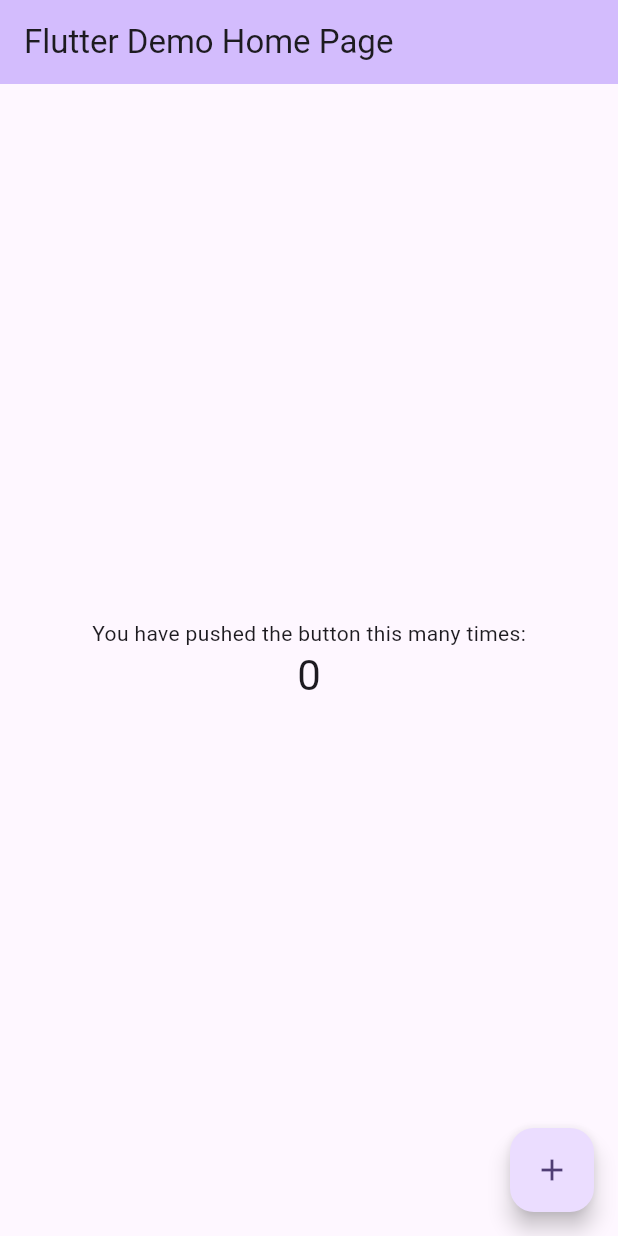
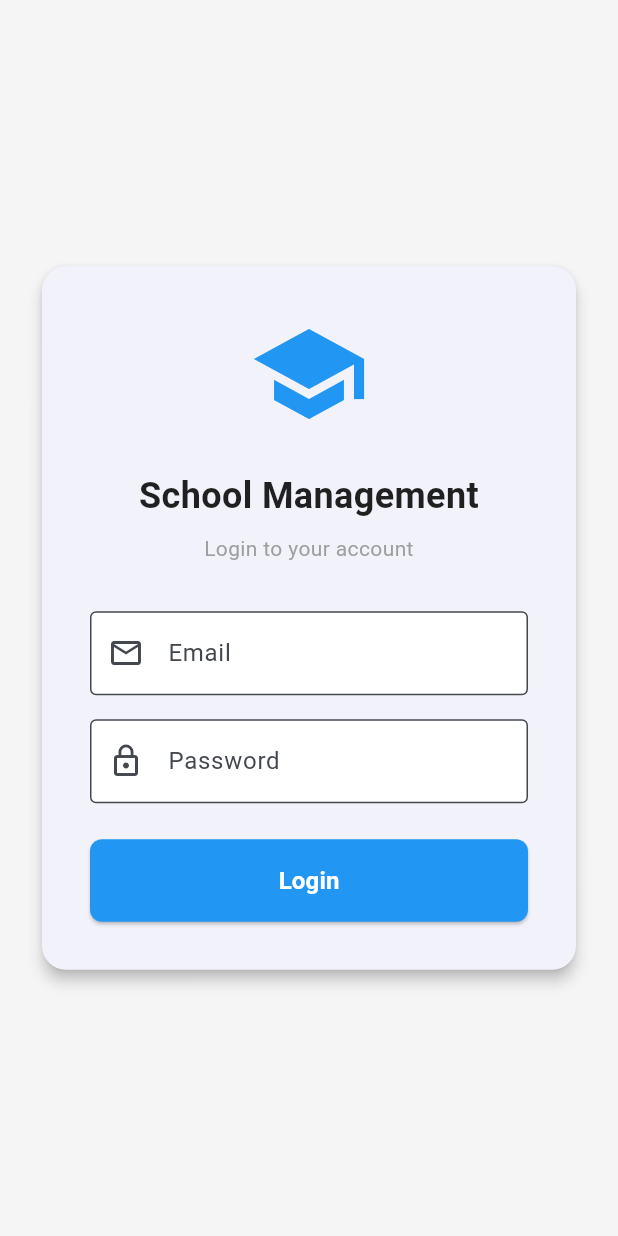
Before and after one commit to could-ai/019bbb1d-2746-7cf6-b5a1-91a20678e5d9, a Flutter app: the screen it shows after launch, on a phone screen of 412 x 824 dp. Run offline on Flutter 3.47's test engine with Material 3 defaults, Android fonts, the phone set to English and light mode, and no system bars.

Commit message:
Updated main.dart to set up the School Management System structure with routes for Login, Dashboard, Students, and Teachers screens.; Created LoginScreen with a clean UI form for email and password authentication.; Created DashboardScreen with a grid layout for quick access to school modules and a drawer for navigation.; Created StudentsScreen to list students with dummy data, showing name, grade, roll number, and attendance status.; Created TeachersScreen to list teachers with dummy data, showing name, subject, and contact options.

```diff
--- a/usr/lib/main.dart
+++ b/usr/lib/main.dart
@@ -1,123 +1,38 @@
 import 'package:flutter/material.dart';
+import 'screens/login_screen.dart';
+import 'screens/dashboard_screen.dart';
+import 'screens/students_screen.dart';
+import 'screens/teachers_screen.dart';
 
 void main() {
-  runApp(const MyApp());
+  runApp(const SchoolApp());
 }
 
-class MyApp extends StatelessWidget {
-  const MyApp({super.key});
+class SchoolApp extends StatelessWidget {
+  const SchoolApp({super.key});
 
-  // This widget is the root of your application.
   @override
   Widget build(BuildContext context) {
     return MaterialApp(
-      title: 'Flutter Demo',
+      title: 'School Management System',
       debugShowCheckedModeBanner: false,
       theme: ThemeData(
-        // This is the theme of your application.
-        //
-        // TRY THIS: Try running your application with "flutter run". You'll see
-        // the application has a purple toolbar. Then, without quitting the app,
-        // try changing the seedColor in the colorScheme below to Colors.green
-        // and then invoke "hot reload" (save your changes or press the "hot
-        // reload" button in a Flutter-supported IDE, or press "r" if you used
-        // the command line to start the app).
-        //
-        // Notice that the counter didn't reset back to zero; the application
-        // state is not lost during the reload. To reset the state, use hot
-        // restart instead.
-        //
-        // This works for code too, not just values: Most code changes can be
-        // tested with just a hot reload.
-        colorScheme: ColorScheme.fromSeed(seedColor: Colors.deepPurple),
+        colorScheme: ColorScheme.fromSeed(seedColor: Colors.blue),
+        useMaterial3: true,
+        inputDecorationTheme: const InputDecorationTheme(
+          border: OutlineInputBorder(),
+          filled: true,
+          fillColor: Colors.white,
+        ),
       ),
       initialRoute: '/',
       routes: {
-        '/': (context) => const MyHomePage(title: 'Flutter Demo Home Page'),
+        '/': (context) => const LoginScreen(),
+        '/login': (context) => const LoginScreen(),
+        '/dashboard': (context) => const DashboardScreen(),
+        '/students': (context) => const StudentsScreen(),
+        '/teachers': (context) => const TeachersScreen(),
       },
     );
   }
 }
-
-class MyHomePage extends StatefulWidget {
-  const MyHomePage({super.key, required this.title});
-
-  // This widget is the home page of your application. It is stateful, meaning
-  // that it has a State object (defined below) that contains fields that affect
-  // how it looks.
-
-  // This class is the configuration for the state. It holds the values (in this
-  // case the title) provided by the parent (in this case the App widget) and
-  // used by the build method of the State. Fields in a Widget subclass are
-  // always marked "final".
-
-  final String title;
-
-  @override
-  State<MyHomePage> createState() => _MyHomePageState();
-}
-
-class _MyHomePageState extends State<MyHomePage> {
-  int _counter = 0;
-
-  void _incrementCounter() {
-    setState(() {
-      // This call to setState tells the Flutter framework that something has
-      // changed in this State, which causes it to rerun the build method below
-      // so that the display can reflect the updated values. If we changed
-      // _counter without calling setState(), then the build method would not be
-      // called again, and so nothing would appear to happen.
-      _counter++;
-    });
-  }
-
-  @override
-  Widget build(BuildContext context) {
-    // This method is rerun every time setState is called, for instance as done
-    // by the _incrementCounter method above.
-    //
-    // The Flutter framework has been optimized to make rerunning build methods
-    // fast, so that you can just rebuild anything that needs updating rather
-    // than having to individually change instances of widgets.
-    return Scaffold(
-      appBar: AppBar(
-        // TRY THIS: Try changing the color here to a specific color (to
-        // Colors.amber, perhaps?) and trigger a hot reload to see the AppBar
-        // change color while the other colors stay the same.
-        backgroundColor: Theme.of(context).colorScheme.inversePrimary,
-        // Here we take the value from the MyHomePage object that was created by
-        // the App.build method, and use it to set our appbar title.
-        title: Text(widget.title),
-      ),
-      body: Center(
-        // Center is a layout widget. It takes a single child and positions it
-        // in the middle of the parent.
-        child: Column(
-          // Column is also a layout widget. It takes a list of children and
-          // arranges them vertically. By default, it sizes itself to fit its
-          // children horizontally, and tries to be as tall as its parent.
-          //
-          // Column has various properties to control how it sizes itself and
-          // how it positions its children. Here we use mainAxisAlignment to
-          // center the children vertically; the main axis here is the vertical
-          // axis because Columns are vertical (the cross axis would be
-          // horizontal).
-          //
-          // TRY THIS: Invoke "debug painting" (choose the "Toggle Debug Paint"
-          // action in the IDE, or press "p" in the console), to see the
-          // wireframe for each widget.
-          mainAxisAlignment: MainAxisAlignment.center,
-          children: <Widget>[
-            const Text('You have pushed the button this many times:'),
-            Text('$_counter', style: Theme.of(context).textTheme.headlineMedium),
-          ],
-        ),
-      ),
-      floatingActionButton: FloatingActionButton(
-        onPressed: _incrementCounter,
-        tooltip: 'Increment',
-        child: const Icon(Icons.add),
-      ), // This trailing comma makes auto-formatting nicer for build methods.
-    );
-  }
-}
--- /dev/null
+++ b/usr/lib/screens/login_screen.dart
@@ -0,0 +1,119 @@
+import 'package:flutter/material.dart';
+
+class LoginScreen extends StatefulWidget {
+  const LoginScreen({super.key});
+
+  @override
+  State<LoginScreen> createState() => _LoginScreenState();
+}
+
+class _LoginScreenState extends State<LoginScreen> {
+  final _formKey = GlobalKey<FormState>();
+  final _emailController = TextEditingController();
+  final _passwordController = TextEditingController();
+
+  @override
+  Widget build(BuildContext context) {
+    return Scaffold(
+      backgroundColor: Colors.grey[100],
+      body: Center(
+        child: SingleChildScrollView(
+          padding: const EdgeInsets.all(24.0),
+          child: ConstrainedBox(
+            constraints: const BoxConstraints(maxWidth: 400),
+            child: Card(
+              elevation: 4,
+              shape: RoundedRectangleBorder(borderRadius: BorderRadius.circular(16)),
+              child: Padding(
+                padding: const EdgeInsets.all(32.0),
+                child: Form(
+                  key: _formKey,
+                  child: Column(
+                    mainAxisAlignment: MainAxisAlignment.center,
+                    crossAxisAlignment: CrossAxisAlignment.stretch,
+                    children: [
+                      const Icon(
+                        Icons.school,
+                        size: 80,
+                        color: Colors.blue,
+                      ),
+                      const SizedBox(height: 24),
+                      const Text(
+                        'School Management',
+                        textAlign: TextAlign.center,
+                        style: TextStyle(
+                          fontSize: 24,
+                          fontWeight: FontWeight.bold,
+                          color: Colors.black87,
+                        ),
+                      ),
+                      const SizedBox(height: 8),
+                      const Text(
+                        'Login to your account',
+                        textAlign: TextAlign.center,
+                        style: TextStyle(
+                          fontSize: 14,
+                          color: Colors.grey,
+                        ),
+                      ),
+                      const SizedBox(height: 32),
+                      TextFormField(
+                        controller: _emailController,
+                        decoration: const InputDecoration(
+                          labelText: 'Email',
+                          prefixIcon: Icon(Icons.email_outlined),
+                        ),
+                        validator: (value) {
+                          if (value == null || value.isEmpty) {
+                            return 'Please enter your email';
+                          }
+                          return null;
+                        },
+                      ),
+                      const SizedBox(height: 16),
+                      TextFormField(
+                        controller: _passwordController,
+                        obscureText: true,
+                        decoration: const InputDecoration(
+                          labelText: 'Password',
+                          prefixIcon: Icon(Icons.lock_outline),
+                        ),
+                        validator: (value) {
+                          if (value == null || value.isEmpty) {
+                            return 'Please enter your password';
+                          }
+                          return null;
+                        },
+                      ),
+                      const SizedBox(height: 24),
+                      ElevatedButton(
+                        onPressed: () {
+                          if (_formKey.currentState!.validate()) {
+                            // Mock login success
+                            Navigator.pushReplacementNamed(context, '/dashboard');
+                          }
+                        },
+                        style: ElevatedButton.styleFrom(
+                          padding: const EdgeInsets.symmetric(vertical: 16),
+                          backgroundColor: Colors.blue,
+                          foregroundColor: Colors.white,
+                          shape: RoundedRectangleBorder(
+                            borderRadius: BorderRadius.circular(8),
+                          ),
+                        ),
+                        child: const Text(
+                          'Login',
+                          style: TextStyle(fontSize: 16, fontWeight: FontWeight.bold),
+                        ),
+                      ),
+                    ],
+                  ),
+                ),
+              ),
+            ),
+          ),
+        ),
+      ),
+    );
+  }
+}
```
Also changed, not shown: usr/lib/screens/dashboard_screen.dart (added, +179 -0 lines), usr/lib/screens/students_screen.dart (added, +92 -0 lines), usr/lib/screens/teachers_screen.dart (added, +82 -0 lines).
